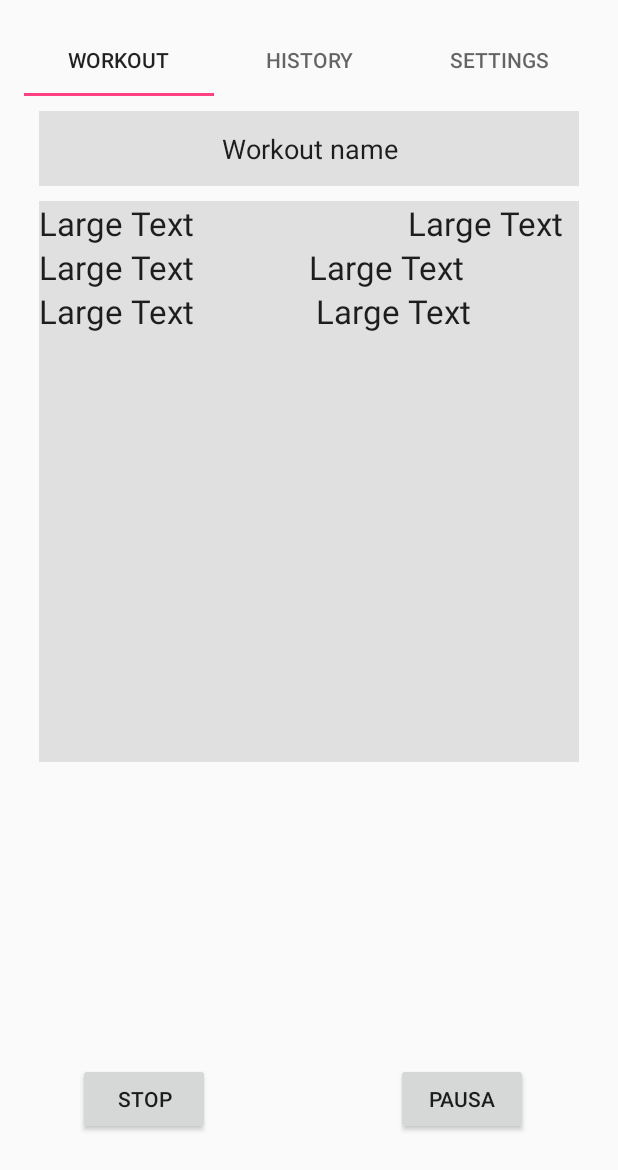
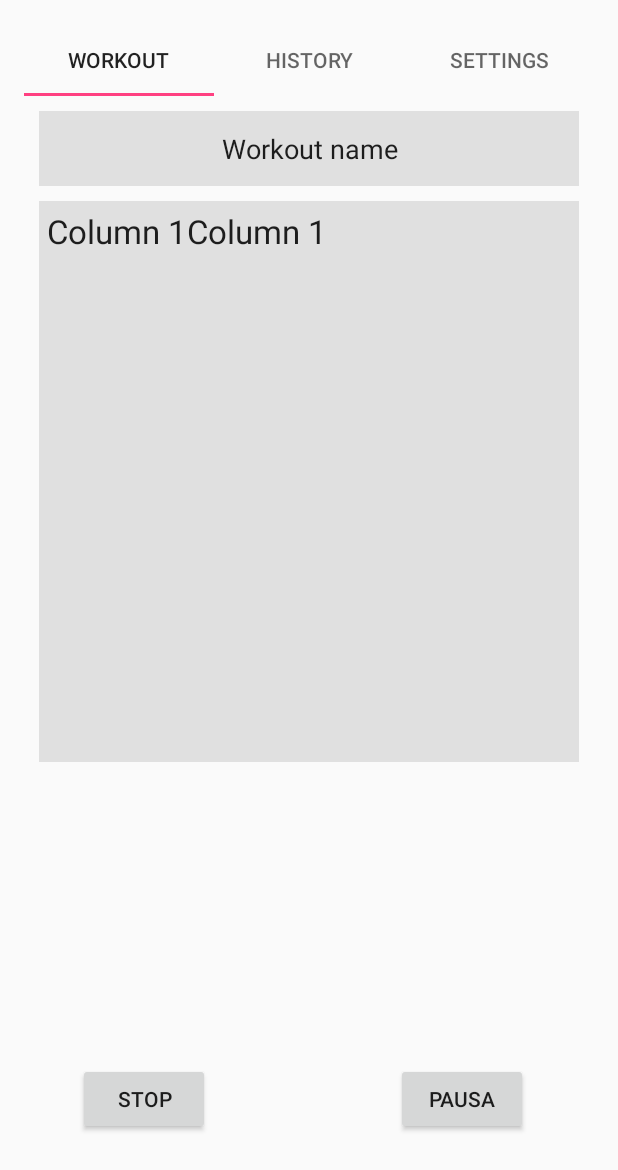
Before and after one commit to stefanolande/Qaddu, an Android app: the screen it shows after launch (MainActivity), on a phone screen of 412 x 824 dp. Shown: the top 1170 px of the screen. Run offline under Robolectric (Android 15) with nearby library versions, the phone set to English and light mode, and no system bars.

Commit message:
Layout Workout

```diff
--- a/app/src/main/res/layout/activity_main.xml
+++ b/app/src/main/res/layout/activity_main.xml
@@ -7,7 +7,7 @@
     android:paddingLeft="@dimen/activity_horizontal_margin"
     android:paddingRight="@dimen/activity_horizontal_margin"
     android:paddingTop="@dimen/activity_vertical_margin"
-    tools:context="com.ex.tabbed.tabbedexample.MainActivity">
+    tools:context="so2.unica.qaddu.MainActivity">
 
     <android.support.design.widget.TabLayout
         android:id="@+id/tab_layout"
--- a/app/src/main/res/layout/fragment_workout.xml
+++ b/app/src/main/res/layout/fragment_workout.xml
@@ -31,83 +31,20 @@
         android:layout_gravity="center">
 
         <TableRow
-            android:layout_width="match_parent"
-            android:layout_height="match_parent">
+            android:id="@+id/tableRow1"
+            android:layout_width="fill_parent"
+            android:layout_height="fill_parent"
+            android:padding="5dip" >
 
             <TextView
-                android:layout_width="fill_parent"
-                android:layout_height="wrap_content"
-                android:textAppearance="?android:attr/textAppearanceLarge"
-                android:text="Large Text"
-                android:id="@+id/total"
-                android:layout_column="6"
-                android:layout_span="40"
-                android:layout_gravity="left"
-                android:layout_weight="1" />
+                android:id="@+id/textView1"
+                android:text="Column 1"
+                android:textAppearance="?android:attr/textAppearanceLarge" />
 
             <TextView
-                android:layout_width="fill_parent"
-                android:layout_height="wrap_content"
-                android:textAppearance="?android:attr/textAppearanceLarge"
-                android:text="Large Text"
-                android:id="@+id/textView"
-                android:layout_column="46"
-                android:layout_gravity="right"
-                android:layout_weight="1"
-                android:layout_marginRight="10dp" />
-
-        </TableRow>
-
-        <TableRow
-            android:layout_width="match_parent"
-            android:layout_height="match_parent"
-            android:baselineAligned="false">
-
-            <TextView
-                android:layout_width="match_parent"
-                android:layout_height="wrap_content"
-                android:textAppearance="?android:attr/textAppearanceLarge"
-                android:text="Large Text"
                 android:id="@+id/textView2"
-                android:layout_column="6"
-                android:layout_gravity="top"
-                android:layout_weight="1" />
-
-            <TextView
-                android:layout_width="match_parent"
-                android:layout_height="wrap_content"
-                android:textAppearance="?android:attr/textAppearanceLarge"
-                android:text="Large Text"
-                android:id="@+id/textView4"
-                android:layout_column="46"
-                android:layout_gravity="right"
-                android:layout_weight="1"
-                android:layout_marginRight="10dp" />
-        </TableRow>
-
-        <TableRow
-            android:layout_width="match_parent"
-            android:layout_height="match_parent">
-
-            <TextView
-                android:layout_width="fill_parent"
-                android:layout_height="wrap_content"
-                android:textAppearance="?android:attr/textAppearanceLarge"
-                android:text="Large Text"
-                android:id="@+id/textView3"
-                android:layout_column="6"
-                android:layout_gravity="left"
-                android:layout_weight="1" />
-
-            <TextView
-                android:layout_width="fill_parent"
-                android:layout_height="wrap_content"
-                android:textAppearance="?android:attr/textAppearanceLarge"
-                android:text="Large Text"
-                android:id="@+id/textView5"
-                android:layout_column="46"
-                android:layout_gravity="right"
-                android:layout_weight="1" />
+                android:text="Column 1"
+                android:textAppearance="?android:attr/textAppearanceLarge" />
         </TableRow>
 
     </TableLayout>
```
